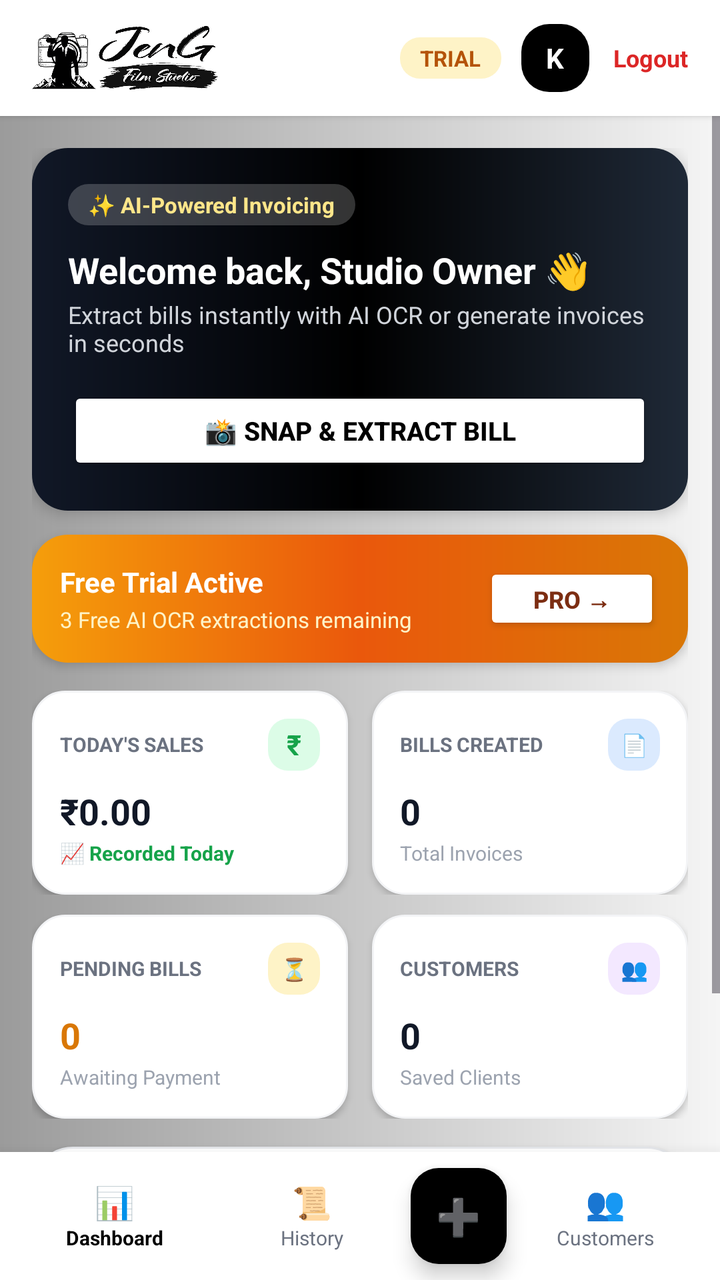
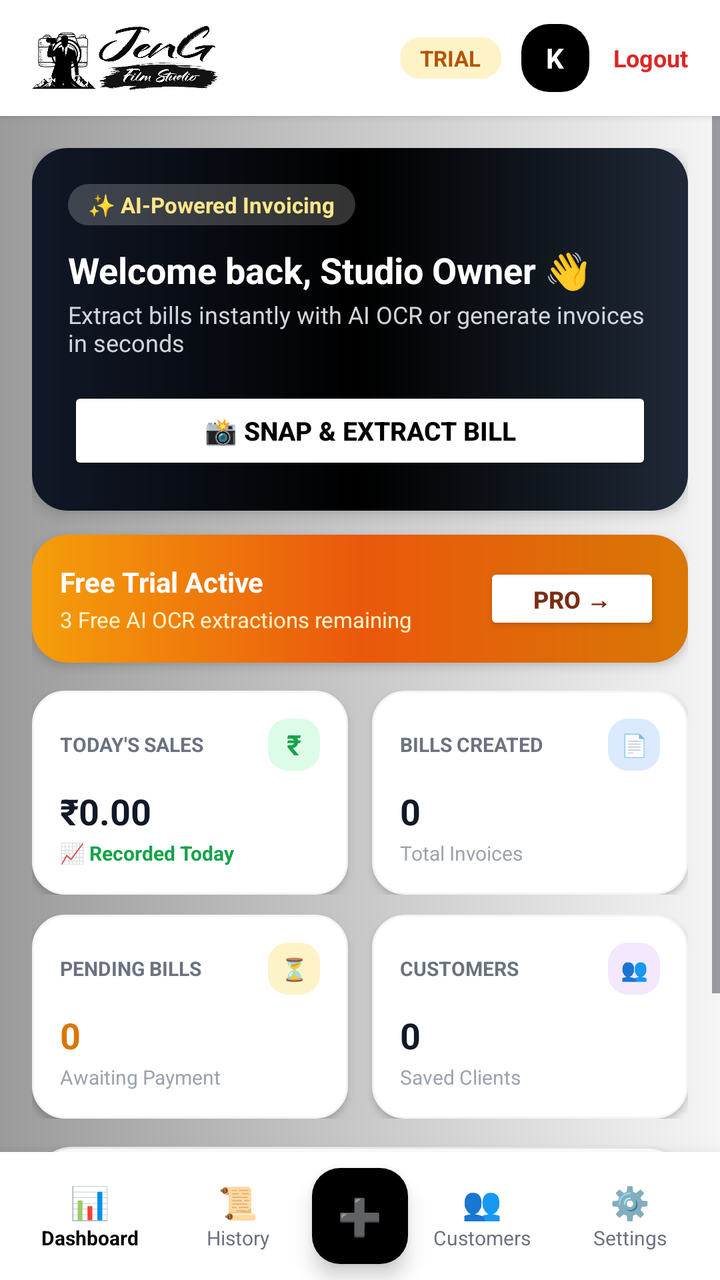

Two renders of the same Android screen: before a commit and after it. Below are the layout's source before the change and the commit's diff.
<!-- AndroidManifest.xml: application theme Theme.BillCraft -->
<!-- res/layout/activity_dashboard.xml -->
<?xml version="1.0" encoding="utf-8"?>
<LinearLayout xmlns:android="http://schemas.android.com/apk/res/android"
    xmlns:app="http://schemas.android.com/apk/res-auto"
    android:layout_width="match_parent"
    android:layout_height="match_parent"
    android:background="@drawable/bg_web_silver_gradient"
    android:orientation="vertical">

    
    <LinearLayout
        android:layout_width="match_parent"
        android:layout_height="58dp"
        android:background="#FFFFFF"
        android:elevation="2dp"
        android:gravity="center_vertical"
        android:orientation="horizontal"
        android:paddingHorizontal="16dp">

        <ImageView
            android:id="@+id/ivHeaderLogo"
            android:layout_width="110dp"
            android:layout_height="32dp"
            android:scaleType="fitStart"
            android:src="@drawable/app_logo" />

        <View
            android:layout_width="0dp"
            android:layout_height="1dp"
            android:layout_weight="1" />

        <TextView
            android:id="@+id/tvPlanBadge"
            android:layout_width="wrap_content"
            android:layout_height="wrap_content"
            android:layout_marginEnd="10dp"
            android:background="@drawable/bg_stat_amber_icon"
            android:paddingHorizontal="10dp"
            android:paddingVertical="3dp"
            android:text="TRIAL"
            android:textColor="#B45309"
            android:textSize="11sp"
            android:textStyle="bold" />

        
        <FrameLayout
            android:layout_width="34dp"
            android:layout_height="34dp"
            android:background="@drawable/bg_black_button">

            <TextView
                android:id="@+id/tvUserAvatarLetter"
                android:layout_width="wrap_content"
                android:layout_height="wrap_content"
                android:layout_gravity="center"
                android:text="K"
                android:textColor="#FFFFFF"
                android:textSize="14sp"
                android:textStyle="bold" />
        </FrameLayout>

        
        <TextView
            android:id="@+id/btnLogout"
            android:layout_width="wrap_content"
            android:layout_height="wrap_content"
            android:layout_marginStart="12dp"
            android:clickable="true"
            android:focusable="true"
            android:text="Logout"
            android:textColor="#DC2626"
            android:textSize="12sp"
            android:textStyle="bold" />
    </LinearLayout>

    
    <ScrollView
        android:layout_width="match_parent"
        android:layout_height="0dp"
        android:layout_weight="1"
        android:fillViewport="true">

        <LinearLayout
            android:layout_width="match_parent"
            android:layout_height="wrap_content"
            android:orientation="vertical"
            android:padding="16dp">

            
            <LinearLayout
                android:layout_width="match_parent"
                android:layout_height="wrap_content"
                android:background="@drawable/bg_black_hero_banner"
                android:elevation="4dp"
                android:orientation="vertical"
                android:padding="18dp">

                <TextView
                    android:layout_width="wrap_content"
                    android:layout_height="wrap_content"
                    android:background="@drawable/bg_pill_badge"
                    android:paddingHorizontal="10dp"
                    android:paddingVertical="3dp"
                    android:text="✨ AI-Powered Invoicing"
                    android:textColor="#FDE68A"
                    android:textSize="11sp"
                    android:textStyle="bold" />

                <TextView
                    android:id="@+id/tvWelcomeName"
                    android:layout_width="wrap_content"
                    android:layout_height="wrap_content"
                    android:layout_marginTop="10dp"
                    android:text="Welcome back, Studio Owner 👋"
                    android:textColor="#FFFFFF"
                    android:textSize="18sp"
                    android:textStyle="bold" />

                <TextView
                    android:id="@+id/tvUserEmail"
                    android:layout_width="wrap_content"
                    android:layout_height="wrap_content"
                    android:layout_marginTop="2dp"
                    android:text="Extract bills instantly with AI OCR or generate invoices in seconds"
                    android:textColor="#D1D5DB"
                    android:textSize="12sp" />

                <Button
                    android:id="@+id/btnSnapBill"
                    android:layout_width="match_parent"
                    android:layout_height="44dp"
                    android:layout_marginTop="14dp"
                    android:backgroundTint="#FFFFFF"
                    android:text="📸 Snap &amp; Extract Bill"
                    android:textColor="#000000"
                    android:textSize="13sp"
                    android:textStyle="bold" />
            </LinearLayout>

            
            <LinearLayout
                android:id="@+id/layoutTrialBanner"
                android:layout_width="match_parent"
                android:layout_height="wrap_content"
                android:layout_marginTop="12dp"
                android:background="@drawable/bg_trial_orange_banner"
                android:elevation="3dp"
                android:gravity="center_vertical"
                android:orientation="horizontal"
                android:padding="14dp">

                <LinearLayout
                    android:layout_width="0dp"
                    android:layout_height="wrap_content"
                    android:layout_weight="1"
                    android:orientation="vertical">

                    <TextView
                        android:layout_width="wrap_content"
                        android:layout_height="wrap_content"
                        android:text="Free Trial Active"
                        android:textColor="#FFFFFF"
                        android:textSize="14sp"
                        android:textStyle="bold" />

                    <TextView
                        android:id="@+id/tvTrialRemaining"
                        android:layout_width="wrap_content"
                        android:layout_height="wrap_content"
                        android:layout_marginTop="2dp"
                        android:text="3 Free AI OCR extractions remaining"
                        android:textColor="#FEF3C7"
                        android:textSize="11sp" />
                </LinearLayout>

                <Button
                    android:id="@+id/btnUpgradePro"
                    android:layout_width="wrap_content"
                    android:layout_height="36dp"
                    android:backgroundTint="#FFFFFF"
                    android:text="Pro →"
                    android:textColor="#7C2D12"
                    android:textSize="12sp"
                    android:textStyle="bold" />
            </LinearLayout>

            
            <LinearLayout
                android:layout_width="match_parent"
                android:layout_height="wrap_content"
                android:layout_marginTop="14dp"
                android:orientation="horizontal">

                
                <LinearLayout
                    android:layout_width="0dp"
                    android:layout_height="wrap_content"
                    android:layout_marginEnd="6dp"
                    android:layout_weight="1"
                    android:background="@drawable/bg_white_metric_card"
                    android:elevation="2dp"
                    android:orientation="vertical"
                    android:padding="14dp">

                    <LinearLayout
                        android:layout_width="match_parent"
                        android:layout_height="wrap_content"
                        android:gravity="center_vertical"
                        android:orientation="horizontal">

                        <TextView
                            android:layout_width="0dp"
                            android:layout_height="wrap_content"
                            android:layout_weight="1"
                            android:text="TODAY'S SALES"
                            android:textColor="#6B7280"
                            android:textSize="10sp"
                            android:textStyle="bold" />

                        <TextView
                            android:layout_width="26dp"
                            android:layout_height="26dp"
                            android:background="@drawable/bg_stat_green_icon"
                            android:gravity="center"
                            android:text="₹"
                            android:textColor="#16A34A"
                            android:textSize="14sp"
                            android:textStyle="bold" />
                    </LinearLayout>

                    <TextView
                        android:id="@+id/tvTodayRevenue"
                        android:layout_width="wrap_content"
                        android:layout_height="wrap_content"
                        android:layout_marginTop="8dp"
                        android:text="₹0.00"
                        android:textColor="#111827"
                        android:textSize="18sp"
                        android:textStyle="bold" />

                    <TextView
                        android:layout_width="wrap_content"
                        android:layout_height="wrap_content"
                        android:layout_marginTop="2dp"
                        android:text="📈 Recorded Today"
                        android:textColor="#16A34A"
                        android:textSize="10sp"
                        android:textStyle="bold" />
                </LinearLayout>

                
                <LinearLayout
                    android:layout_width="0dp"
                    android:layout_height="wrap_content"
                    android:layout_marginStart="6dp"
                    android:layout_weight="1"
                    android:background="@drawable/bg_white_metric_card"
                    android:elevation="2dp"
                    android:orientation="vertical"
                    android:padding="14dp">

                    <LinearLayout
                        android:layout_width="match_parent"
                        android:layout_height="wrap_content"
                        android:gravity="center_vertical"
                        android:orientation="horizontal">

                        <TextView
                            android:layout_width="0dp"
                            android:layout_height="wrap_content"
                            android:layout_weight="1"
                            android:text="BILLS CREATED"
                            android:textColor="#6B7280"
                            android:textSize="10sp"
                            android:textStyle="bold" />

                        <TextView
                            android:layout_width="26dp"
                            android:layout_height="26dp"
                            android:background="@drawable/bg_stat_blue_icon"
                            android:gravity="center"
                            android:text="📄"
                            android:textSize="11sp" />
                    </LinearLayout>

                    <TextView
                        android:id="@+id/tvBillsGenerated"
                        android:layout_width="wrap_content"
                        android:layout_height="wrap_content"
                        android:layout_marginTop="8dp"
                        android:text="0"
                        android:textColor="#111827"
                        android:textSize="18sp"
                        android:textStyle="bold" />

                    <TextView
                        android:layout_width="wrap_content"
                        android:layout_height="wrap_content"
                        android:layout_marginTop="2dp"
                        android:text="Total Invoices"
                        android:textColor="#9CA3AF"
                        android:textSize="10sp" />
                </LinearLayout>
            </LinearLayout>

            <LinearLayout
                android:layout_width="match_parent"
                android:layout_height="wrap_content"
                android:layout_marginTop="10dp"
                android:orientation="horizontal">

                
                <LinearLayout
                    android:layout_width="0dp"
                    android:layout_height="wrap_content"
                    android:layout_marginEnd="6dp"
                    android:layout_weight="1"
                    android:background="@drawable/bg_white_metric_card"
                    android:elevation="2dp"
                    android:orientation="vertical"
                    android:padding="14dp">

                    <LinearLayout
                        android:layout_width="match_parent"
                        android:layout_height="wrap_content"
                        android:gravity="center_vertical"
                        android:orientation="horizontal">

                        <TextView
                            android:layout_width="0dp"
                            android:layout_height="wrap_content"
                            android:layout_weight="1"
                            android:text="PENDING BILLS"
                            android:textColor="#6B7280"
                            android:textSize="10sp"
                            android:textStyle="bold" />

                        <TextView
                            android:layout_width="26dp"
                            android:layout_height="26dp"
                            android:background="@drawable/bg_stat_amber_icon"
                            android:gravity="center"
                            android:text="⏳"
                            android:textSize="11sp" />
                    </LinearLayout>

                    <TextView
                        android:id="@+id/tvPendingBills"
                        android:layout_width="wrap_content"
                        android:layout_height="wrap_content"
                        android:layout_marginTop="8dp"
                        android:text="0"
                        android:textColor="#D97706"
                        android:textSize="18sp"
                        android:textStyle="bold" />

                    <TextView
                        android:layout_width="wrap_content"
                        android:layout_height="wrap_content"
                        android:layout_marginTop="2dp"
                        android:text="Awaiting Payment"
                        android:textColor="#9CA3AF"
                        android:textSize="10sp" />
                </LinearLayout>

                
                <LinearLayout
                    android:layout_width="0dp"
                    android:layout_height="wrap_content"
                    android:layout_marginStart="6dp"
                    android:layout_weight="1"
                    android:background="@drawable/bg_white_metric_card"
                    android:elevation="2dp"
                    android:orientation="vertical"
                    android:padding="14dp">

                    <LinearLayout
                        android:layout_width="match_parent"
                        android:layout_height="wrap_content"
                        android:gravity="center_vertical"
                        android:orientation="horizontal">

                        <TextView
                            android:layout_width="0dp"
                            android:layout_height="wrap_content"
                            android:layout_weight="1"
                            android:text="CUSTOMERS"
                            android:textColor="#6B7280"
                            android:textSize="10sp"
                            android:textStyle="bold" />

                        <TextView
                            android:layout_width="26dp"
                            android:layout_height="26dp"
                            android:background="@drawable/bg_stat_purple_icon"
                            android:gravity="center"
                            android:text="👥"
                            android:textSize="11sp" />
                    </LinearLayout>

                    <TextView
                        android:id="@+id/tvTotalCustomers"
                        android:layout_width="wrap_content"
                        android:layout_height="wrap_content"
                        android:layout_marginTop="8dp"
                        android:text="0"
                        android:textColor="#111827"
                        android:textSize="18sp"
                        android:textStyle="bold" />

                    <TextView
                        android:layout_width="wrap_content"
                        android:layout_height="wrap_content"
                        android:layout_marginTop="2dp"
                        android:text="Saved Clients"
                        android:textColor="#9CA3AF"
                        android:textSize="10sp" />
                </LinearLayout>
            </LinearLayout>

            
            <LinearLayout
                android:layout_width="match_parent"
                android:layout_height="wrap_content"
                android:layout_marginTop="14dp"
                android:layout_marginBottom="16dp"
                android:background="@drawable/bg_white_card"
                android:elevation="3dp"
                android:orientation="vertical"
                android:padding="16dp">

                <LinearLayout
                    android:layout_width="match_parent"
                    android:layout_height="wrap_content"
                    android:gravity="center_vertical"
                    android:orientation="horizontal">

                    <TextView
                        android:layout_width="0dp"
                        android:layout_height="wrap_content"
                        android:layout_weight="1"
                        android:text="Recent Invoices"
                        android:textColor="#111827"
                        android:textSize="15sp"
                        android:textStyle="bold" />

                    <TextView
                        android:id="@+id/btnViewAllInvoices"
                        android:layout_width="wrap_content"
                        android:layout_height="wrap_content"
                        android:clickable="true"
                        android:focusable="true"
                        android:text="View all  ➔"
                        android:textColor="#2563EB"
                        android:textSize="12sp"
                        android:textStyle="bold" />
                </LinearLayout>

                <androidx.recyclerview.widget.RecyclerView
                    android:id="@+id/rvRecentActivity"
                    android:layout_width="match_parent"
                    android:layout_height="wrap_content"
                    android:layout_marginTop="12dp"
                    android:nestedScrollingEnabled="false" />
            </LinearLayout>

        </LinearLayout>
    </ScrollView>

    
    <LinearLayout
        android:layout_width="match_parent"
        android:layout_height="64dp"
        android:background="#FFFFFF"
        android:elevation="12dp"
        android:gravity="center_vertical"
        android:orientation="horizontal"
        android:paddingHorizontal="8dp">

        <LinearLayout
            android:id="@+id/navDashboard"
            android:layout_width="0dp"
            android:layout_height="match_parent"
            android:layout_weight="1"
            android:gravity="center"
            android:orientation="vertical">

            <TextView
                android:layout_width="wrap_content"
                android:layout_height="wrap_content"
                android:text="📊"
                android:textSize="16sp" />

            <TextView
                android:layout_width="wrap_content"
                android:layout_height="wrap_content"
                android:text="Dashboard"
                android:textColor="#000000"
                android:textSize="10sp"
                android:textStyle="bold" />
        </LinearLayout>

        <LinearLayout
            android:id="@+id/navHistory"
            android:layout_width="0dp"
            android:layout_height="match_parent"
            android:layout_weight="1"
            android:gravity="center"
            android:orientation="vertical">

            <TextView
                android:layout_width="wrap_content"
                android:layout_height="wrap_content"
                android:text="📜"
                android:textSize="16sp" />

            <TextView
                android:layout_width="wrap_content"
                android:layout_height="wrap_content"
                android:text="History"
                android:textColor="#6B7280"
                android:textSize="10sp" />
        </LinearLayout>

        
        <FrameLayout
            android:id="@+id/navCreate"
            android:layout_width="48dp"
            android:layout_height="48dp"
            android:background="@drawable/bg_black_button"
            android:elevation="6dp">

            <TextView
                android:layout_width="wrap_content"
                android:layout_height="wrap_content"
                android:layout_gravity="center"
                android:text="➕"
                android:textColor="#FFFFFF"
                android:textSize="18sp"
                android:textStyle="bold" />
        </FrameLayout>

        <LinearLayout
            android:id="@+id/navCustomers"
            android:layout_width="0dp"
            android:layout_height="match_parent"
            android:layout_weight="1"
            android:gravity="center"
            android:orientation="vertical">

            <TextView
                android:layout_width="wrap_content"
                android:layout_height="wrap_content"
                android:text="👥"
                android:textSize="16sp" />

            <TextView
                android:layout_width="wrap_content"
                android:layout_height="wrap_content"
                android:text="Customers"
                android:textColor="#6B7280"
                android:textSize="10sp" />
        </LinearLayout>

    </LinearLayout>

</LinearLayout>
<!-- resources referenced by this layout -->
<resources>
  <!-- drawable app_logo: png bitmap (drawable, 200096 bytes) -->
  <!-- drawable bg_black_button (drawable) -->
  <?xml version="1.0" encoding="utf-8"?>
  <ripple xmlns:android="http://schemas.android.com/apk/res/android"
      android:color="#333333">
      <item>
          <shape>
              <solid android:color="#000000" />
              <corners android:radius="14dp" />
          </shape>
      </item>
  </ripple>
  <!-- drawable bg_black_hero_banner (drawable) -->
  <?xml version="1.0" encoding="utf-8"?>
  <shape xmlns:android="http://schemas.android.com/apk/res/android">
      <gradient
          android:angle="0"
          android:startColor="#111827"
          android:centerColor="#000000"
          android:endColor="#1F2937"
          android:type="linear" />
      <corners android:radius="18dp" />
  </shape>
  <!-- drawable bg_pill_badge (drawable) -->
  <?xml version="1.0" encoding="utf-8"?>
  <shape xmlns:android="http://schemas.android.com/apk/res/android">
      <solid android:color="#33FFFFFF" />
      <corners android:radius="50dp" />
  </shape>
  <!-- drawable bg_stat_amber_icon (drawable) -->
  <?xml version="1.0" encoding="utf-8"?>
  <shape xmlns:android="http://schemas.android.com/apk/res/android">
      <solid android:color="#FEF3C7" />
      <corners android:radius="10dp" />
  </shape>
  <!-- drawable bg_stat_blue_icon (drawable) -->
  <?xml version="1.0" encoding="utf-8"?>
  <shape xmlns:android="http://schemas.android.com/apk/res/android">
      <solid android:color="#DBEAFE" />
      <corners android:radius="10dp" />
  </shape>
  <!-- drawable bg_stat_green_icon (drawable) -->
  <?xml version="1.0" encoding="utf-8"?>
  <shape xmlns:android="http://schemas.android.com/apk/res/android">
      <solid android:color="#DCFCE7" />
      <corners android:radius="10dp" />
  </shape>
  <!-- drawable bg_stat_purple_icon (drawable) -->
  <?xml version="1.0" encoding="utf-8"?>
  <shape xmlns:android="http://schemas.android.com/apk/res/android">
      <solid android:color="#F3E8FF" />
      <corners android:radius="10dp" />
  </shape>
  <!-- drawable bg_trial_orange_banner (drawable) -->
  <?xml version="1.0" encoding="utf-8"?>
  <shape xmlns:android="http://schemas.android.com/apk/res/android">
      <gradient
          android:angle="0"
          android:startColor="#F59E0B"
          android:centerColor="#EA580C"
          android:endColor="#D97706"
          android:type="linear" />
      <corners android:radius="18dp" />
  </shape>
  <!-- drawable bg_web_silver_gradient (drawable) -->
  <?xml version="1.0" encoding="utf-8"?>
  <shape xmlns:android="http://schemas.android.com/apk/res/android">
      <gradient
          android:angle="0"
          android:startColor="#9B9B9B"
          android:endColor="#F5F5F5"
          android:type="linear" />
  </shape>
  <!-- drawable bg_white_card (drawable) -->
  <?xml version="1.0" encoding="utf-8"?>
  <shape xmlns:android="http://schemas.android.com/apk/res/android">
      <solid android:color="#FFFFFF" />
      <corners android:radius="20dp" />
      <stroke
          android:width="1dp"
          android:color="#E5E7EB" />
  </shape>
  <!-- drawable bg_white_metric_card (drawable) -->
  <?xml version="1.0" encoding="utf-8"?>
  <shape xmlns:android="http://schemas.android.com/apk/res/android">
      <solid android:color="#FFFFFF" />
      <corners android:radius="16dp" />
      <stroke
          android:width="1dp"
          android:color="#F3F4F6" />
  </shape>
  <style name="Theme.BillCraft" parent="Theme.Material3.Light.NoActionBar">
          <item name="colorPrimary">@color/primary_black</item>
          <item name="colorOnPrimary">#FFFFFF</item>
          <item name="colorSecondary">@color/brand_orange</item>
          <item name="android:statusBarColor">#FFFFFF</item>
          <item name="android:windowLightStatusBar">true</item>
          <item name="android:windowBackground">@drawable/bg_web_silver_gradient</item>
      </style>
  <color name="primary_black">#18181B</color>
  <color name="brand_orange">#E25704</color>
</resources>

<!-- the commit's change to res/layout/activity_dashboard.xml (unified diff, before → after) -->
@@ -561,6 +561,28 @@
                 android:textSize="10sp" />
         </LinearLayout>
 
+        <LinearLayout
+            android:id="@+id/navSettings"
+            android:layout_width="0dp"
+            android:layout_height="match_parent"
+            android:layout_weight="1"
+            android:gravity="center"
+            android:orientation="vertical">
+
+            <TextView
+                android:layout_width="wrap_content"
+                android:layout_height="wrap_content"
+                android:text="⚙️"
+                android:textSize="16sp" />
+
+            <TextView
+                android:layout_width="wrap_content"
+                android:layout_height="wrap_content"
+                android:text="Settings"
+                android:textColor="#6B7280"
+                android:textSize="10sp" />
+        </LinearLayout>
+
     </LinearLayout>
 
 </LinearLayout>
